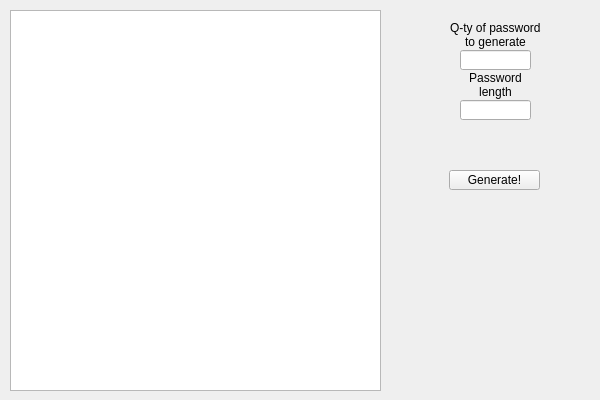
Qt form mainwindow.ui (DanziLLL/courseproject) before a commit.
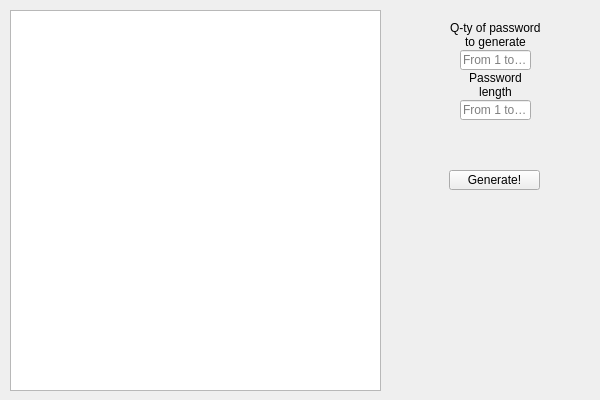
The same form after that commit.

```diff
--- a/mainwindow.ui
+++ b/mainwindow.ui
@@ -51,6 +51,15 @@
       <height>20</height>
      </rect>
     </property>
+    <property name="inputMask">
+     <string>##</string>
+    </property>
+    <property name="maxLength">
+     <number>2</number>
+    </property>
+    <property name="placeholderText">
+     <string>From 1 to 99</string>
+    </property>
    </widget>
    <widget class="QLabel" name="label">
     <property name="geometry">
@@ -87,6 +96,18 @@
       <height>20</height>
      </rect>
     </property>
+    <property name="inputMask">
+     <string>##</string>
+    </property>
+    <property name="maxLength">
+     <number>2</number>
+    </property>
+    <property name="frame">
+     <bool>true</bool>
+    </property>
+    <property name="placeholderText">
+     <string>From 1 to 99</string>
+    </property>
    </widget>
    <widget class="QPushButton" name="pushButton">
     <property name="geometry">
```
Left out of the diff: 3 changed lines with no effect on the pictures.
